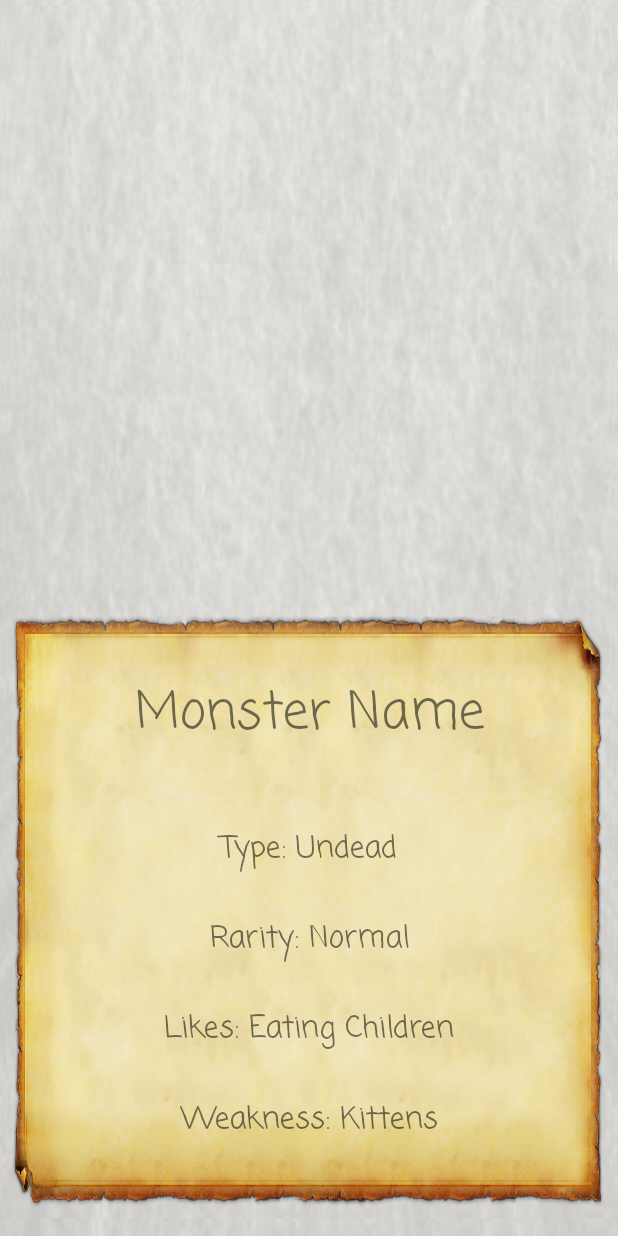
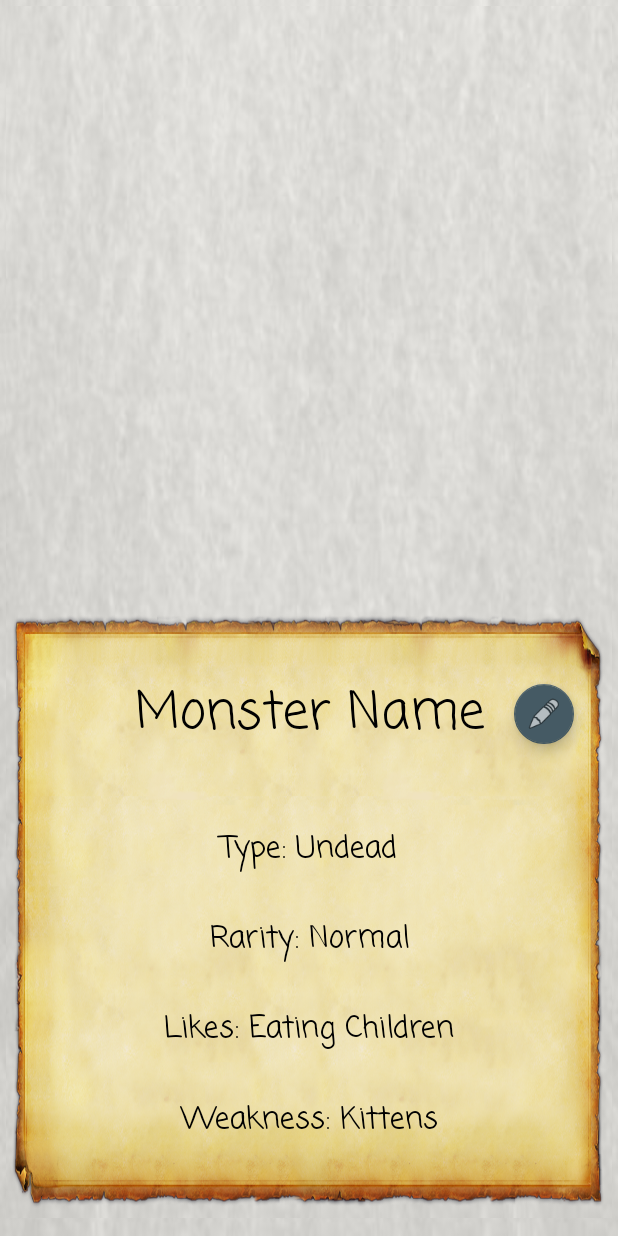
Before and after one commit to rooksoto/MonsterEgg, an Android app: the fragment MonsterFragment placed in its activity, on a phone screen of 412 x 824 dp. Run offline under Robolectric (Android 15) with nearby library versions, the phone set to English and light mode, and no system bars; our stand-ins replace Picasso; libraries missing offline, so code that uses them is left out: nl.qbusict.cupboard; 4 statements that could not run were skipped.

Commit message:
Working FAB/Edit Monster Name

```diff
--- a/app/src/main/AndroidManifest.xml
+++ b/app/src/main/AndroidManifest.xml
@@ -14,7 +14,9 @@
 
         <receiver android:name=".presenter.NotificationReceiver" />
 
-        <activity android:name=".view.MainActivity">
+        <activity
+            android:name=".view.MainActivity"
+            android:windowSoftInputMode="adjustPan">
             <intent-filter>
                 <action android:name="android.intent.action.MAIN" />
 
--- a/app/src/main/java/nyc/c4q/rafaelsoto/monsteregg/view/MonsterFragment.java
+++ b/app/src/main/java/nyc/c4q/rafaelsoto/monsteregg/view/MonsterFragment.java
@@ -2,10 +2,13 @@ package nyc.c4q.rafaelsoto.monsteregg.view;
 
 import android.graphics.Color;
 import android.os.Bundle;
+import android.support.design.widget.FloatingActionButton;
 import android.support.v4.app.Fragment;
+import android.view.KeyEvent;
 import android.view.LayoutInflater;
 import android.view.View;
 import android.view.ViewGroup;
+import android.widget.EditText;
 import android.widget.ImageView;
 import android.widget.LinearLayout;
 import android.widget.TextView;
@@ -16,20 +19,24 @@ import java.io.Serializable;
 
 import nyc.c4q.rafaelsoto.monsteregg.R;
 import nyc.c4q.rafaelsoto.monsteregg.model.Monster;
+import static nl.qbusict.cupboard.CupboardFactory.cupboard;
+
 
 
 public class MonsterFragment extends Fragment  {
     View view;
+    FloatingActionButton fabEditName;
     ImageView ivMonsterPic;
-    TextView tvMonsterName;
+    EditText etMonsterName;
     TextView tvMonsterType;
     TextView tvMonsterRarity;
     TextView tvMonsterLikes;
     TextView tvMonsterWeakness;
     LinearLayout linearLayout;
 
+    static Monster thisMonster;
+
     public static MonsterFragment newInstance(Serializable monster) {
-
         MonsterFragment fragment = new MonsterFragment();
         Bundle bundle = new Bundle();
         bundle.putSerializable("ser_monster", monster);
@@ -52,16 +59,44 @@ public class MonsterFragment extends Fragment  {
     public void onViewCreated(View view, Bundle savedInstanceState) {
         super.onViewCreated(view, savedInstanceState);
 
-        loadMonster((Monster) getArguments()
+        thisMonster = loadMonster((Monster) getArguments()
                 .getSerializable("ser_monster")
         );
+
+        fabEditName.setOnClickListener(new View.OnClickListener() {
+            @Override
+            public void onClick(View view) {
+                editMonsterName();
+            }
+        });
     }
 
-    public void loadMonster(Monster monster) {
+    private void editMonsterName() {
+        etMonsterName.setEnabled(true);
+        etMonsterName.requestFocus();
+        etMonsterName.setSelection(etMonsterName
+                .getText()
+                .length()
+        );
+        etMonsterName.setOnKeyListener(new View.OnKeyListener() {
+            @Override
+            public boolean onKey(View view, int i, KeyEvent keyEvent) {
+                etMonsterName.setEnabled(false);
+                etMonsterName.setText(etMonsterName.getText());
+                cupboard().withDatabase(MainActivity.database).get(thisMonster._id);
+                thisMonster.setName(etMonsterName.getText().toString());
+                cupboard().withDatabase(MainActivity.database).put(thisMonster);
+                return false;
+            }
+        });
+
+    }
+
+    public Monster loadMonster(Monster monster) {
 
         Picasso.with(getContext()).load("file:///android_asset/" + monster.getImageAsset()).into(ivMonsterPic);
 
-        tvMonsterName.setText(monster.getName());
+        etMonsterName.setText(monster.getName());
         tvMonsterType.setText("Type: " + monster.getType());
 
         switch (monster.getRarity()) {
@@ -80,12 +115,15 @@ public class MonsterFragment extends Fragment  {
         tvMonsterRarity.setText("Rarity: " + monster.getRarity());
         tvMonsterLikes.setText("Likes: " + monster.getLikes());
         tvMonsterWeakness.setText("Weakness: " + monster.getWeakness());
+
+        return thisMonster;
     }
 
     private void initViews() {
+        fabEditName = (FloatingActionButton) view.findViewById(R.id.fab_edit_name);
         linearLayout = (LinearLayout) view.findViewById(R.id.ll_monster_frag);
         ivMonsterPic = (ImageView) view.findViewById(R.id.iv_monster_pic);
-        tvMonsterName = (TextView) view.findViewById(R.id.tv_monster_name);
+        etMonsterName = (EditText) view.findViewById(R.id.et_monster_name);
         tvMonsterType = (TextView) view.findViewById(R.id.tv_monster_type);
         tvMonsterRarity = (TextView) view.findViewById(R.id.tv_monster_rarity);
         tvMonsterLikes = (TextView) view.findViewById(R.id.tv_monster_likes);
--- a/app/src/main/res/layout/fragment_monster.xml
+++ b/app/src/main/res/layout/fragment_monster.xml
@@ -1,5 +1,6 @@
 <?xml version="1.0" encoding="utf-8"?>
 <LinearLayout xmlns:android="http://schemas.android.com/apk/res/android"
+    xmlns:app="http://schemas.android.com/apk/res-auto"
     android:id="@+id/ll_monster_frag"
     android:layout_width="match_parent"
     android:layout_height="match_parent"
@@ -28,15 +29,41 @@
         android:paddingTop="8dp"
         android:weightSum="13">
 
-            <TextView
-                android:id="@+id/tv_monster_name"
+        <RelativeLayout
             android:layout_width="match_parent"
             android:layout_height="0dp"
             android:layout_weight="4"
+            android:weightSum="5">
+
+            <EditText
+                android:id="@+id/et_monster_name"
+                android:layout_width="match_parent"
+                android:layout_height="match_parent"
+                android:background="@null"
+                android:enabled="false"
                 android:fontFamily="casual"
                 android:gravity="center_horizontal|center_vertical"
                 android:text="Monster Name"
+                android:textColor="@android:color/black"
                 android:textSize="34sp" />
+
+            <android.support.design.widget.FloatingActionButton
+                android:id="@+id/fab_edit_name"
+                android:layout_width="50dp"
+                android:layout_height="50dp"
+                app:fabSize="mini"
+                android:layout_centerVertical="true"
+                android:layout_alignParentRight="true"
+                android:layout_alignParentEnd="true"
+                android:layout_marginRight="21dp"
+                android:layout_marginEnd="21dp"
+                android:elevation="10dp"
+                app:rippleColor="@color/colorAccent"
+                app:backgroundTint="@color/colorPrimary"
+                android:src="@android:drawable/ic_menu_edit"/>
+
+
+        </RelativeLayout>
 
         <TextView
             android:id="@+id/tv_monster_type"
@@ -46,6 +73,7 @@
             android:fontFamily="casual"
             android:gravity="center_horizontal|center_vertical"
             android:text="Type: Undead"
+            android:textColor="@android:color/black"
             android:textSize="20sp" />
 
         <TextView
@@ -56,6 +84,7 @@
             android:fontFamily="casual"
             android:gravity="center_horizontal|center_vertical"
             android:text="Rarity: Normal"
+            android:textColor="@android:color/black"
             android:textSize="20sp" />
 
         <TextView
@@ -66,6 +95,7 @@
             android:fontFamily="casual"
             android:gravity="center_horizontal|center_vertical"
             android:text="Likes: Eating Children"
+            android:textColor="@android:color/black"
             android:textSize="20sp" />
 
         <TextView
@@ -76,8 +106,8 @@
             android:fontFamily="casual"
             android:gravity="center_horizontal|center_vertical"
             android:text="Weakness: Kittens"
+            android:textColor="@android:color/black"
             android:textSize="20sp" />
-
 
     </LinearLayout>
 
```
Lines whose indentation alone changed are shown as unchanged.
